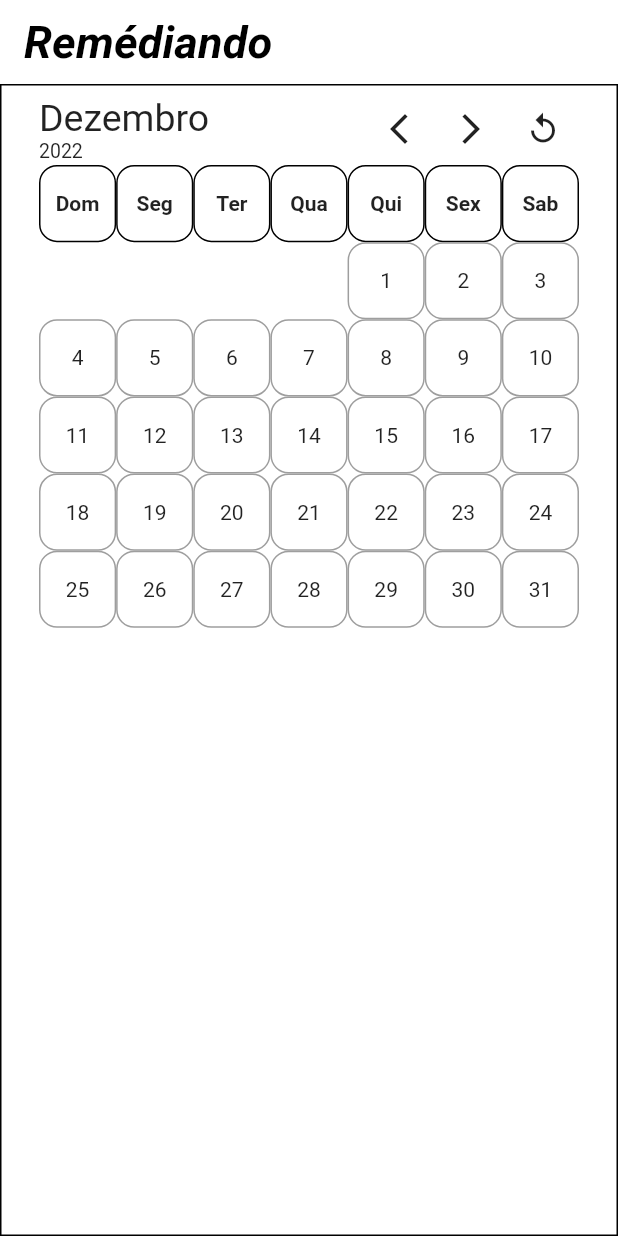
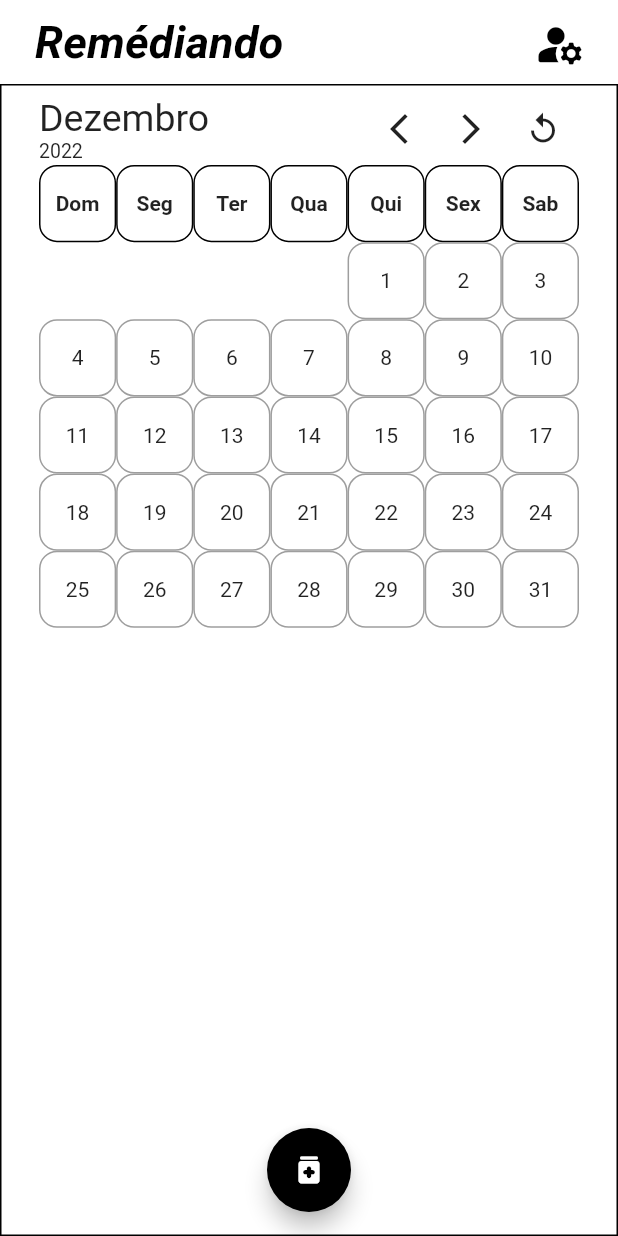
Before and after one commit to Patrickalvares/app_medicine_scheduler, a Flutter app: the screen it shows after launch, after a tap on the "arrow back ios new" icon, on a phone screen of 412 x 824 dp. Run offline on Flutter 3.47's test engine with Material 2 defaults, Android fonts, the phone set to English and light mode, and no system bars; our stand-ins replace table_calendar.

Commit message:
Add medicine and config buttons creation

```diff
--- a/lib/components/calendar.dart
+++ b/lib/components/calendar.dart
@@ -156,7 +156,7 @@ class _MounthCalendarState extends State<MounthCalendar> {
                 crossAxisAlignment: CrossAxisAlignment.start,
                 children: [
                   Text(
-                    '$targetMonthName',
+                    targetMonthName,
                     style: const TextStyle(fontSize: 25),
                   ),
                   Text(
--- a/lib/main.dart
+++ b/lib/main.dart
@@ -1,9 +1,13 @@
 import 'package:app_medicine_scheduler/pages/home_page.dart';
 import 'package:flutter/material.dart';
-import 'package:intl/date_symbol_data_local.dart';
+import 'package:flutter/services.dart';
 
 void main() {
-  initializeDateFormatting('pt_BR').then((_) => runApp(const MyApp()));
+  WidgetsFlutterBinding.ensureInitialized();
+  SystemChrome.setPreferredOrientations([DeviceOrientation.portraitUp])
+      .then((_) {
+    runApp(const MyApp());
+  });
 }
 
 class MyApp extends StatelessWidget {
--- a/lib/pages/home_page.dart
+++ b/lib/pages/home_page.dart
@@ -20,16 +20,34 @@ class _HomePageState extends State<HomePage> {
       appBar: AppBar(
         elevation: 0,
         backgroundColor: Colors.transparent,
-        title: const Text(
-          'Remédiando',
-          style: TextStyle(
-              color: Colors.black,
-              fontStyle: FontStyle.italic,
-              fontWeight: FontWeight.bold,
-              fontSize: 30),
+        title: Row(
+          mainAxisAlignment: MainAxisAlignment.spaceBetween,
+          children: [
+            const Text(
+              ' Remédiando',
+              style: TextStyle(
+                  color: Colors.black,
+                  fontStyle: FontStyle.italic,
+                  fontWeight: FontWeight.bold,
+                  fontSize: 30),
+            ),
+            IconButton(
+                onPressed: () {},
+                icon: const Icon(
+                  Icons.manage_accounts_rounded,
+                  color: Colors.black,
+                  size: 35,
+                ))
+          ],
         ),
       ),
       body: const MounthCalendar(),
+      floatingActionButtonLocation: FloatingActionButtonLocation.centerFloat,
+      floatingActionButton: FloatingActionButton(
+        onPressed: () {},
+        backgroundColor: Colors.black,
+        child: const Icon(Icons.medication_rounded),
+      ),
     );
   }
 }
```
